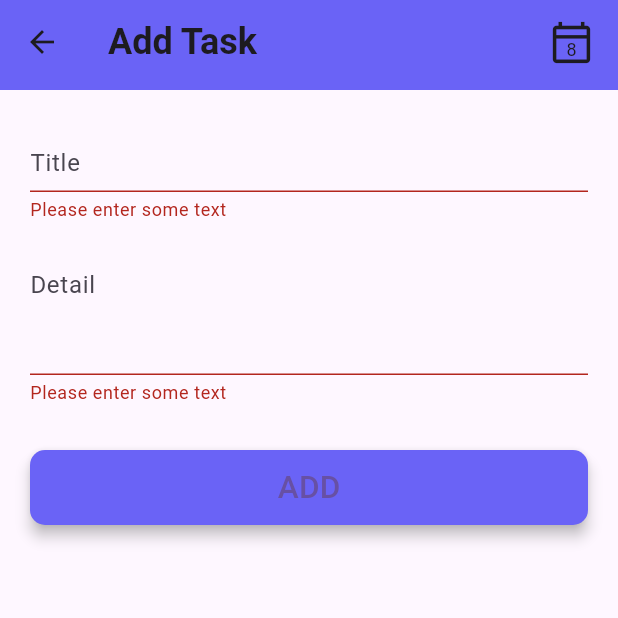
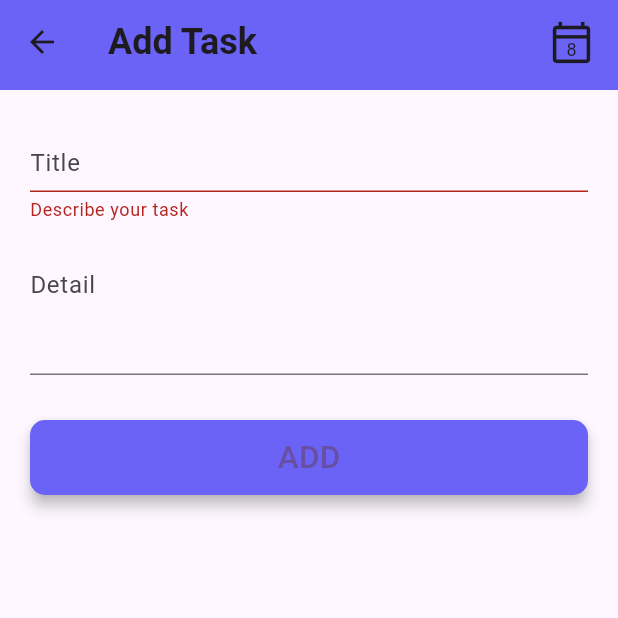
Before and after one commit to ssuvam-dev/flutter-todo, a Flutter app: the CreateTask screen opened by its route, after a tap on "ADD", on a phone screen of 412 x 824 dp, the top half of it. Run offline on Flutter 3.47's test engine with Material 3 defaults, Android fonts, the phone set to English and light mode, and no system bars; our stand-ins replace smooth_page_indicator.

Commit message:
Modified the valifation message

```diff
--- a/lib/views/create_task.dart
+++ b/lib/views/create_task.dart
@@ -40,7 +40,7 @@ class _CreateTaskState extends State<CreateTask> {
 
               validator: (value){
                 if (value == null || value.isEmpty) {
-                    return 'Please enter some text';
+                    return 'Describe your task';
                   }
                 return null;
               },
@@ -54,12 +54,7 @@ class _CreateTaskState extends State<CreateTask> {
                 focusedBorder: UnderlineInputBorder()
               ),
               maxLines: 3,
-              validator: (value){
-                if (value == null || value.isEmpty) {
-                    return 'Please enter some text';
-                  }
-                return null;
-              },
+
             ),
 
             Padding(
```
